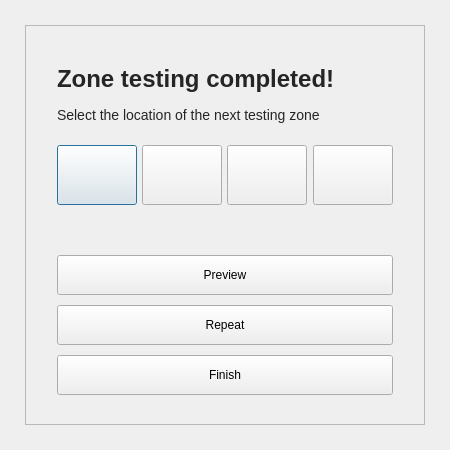
Qt form ui/TrajectoryDialog.ui (RadioPizza/TPU-TNDT-DualCam-App) before a commit.
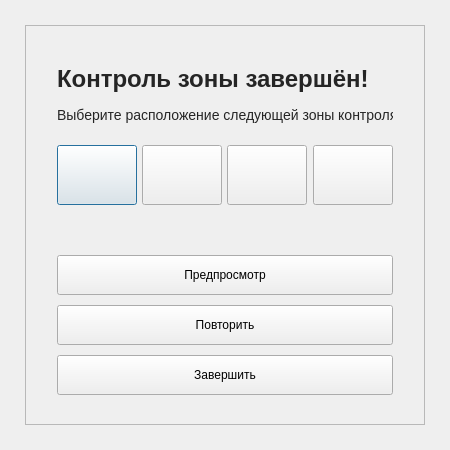
The same form after that commit. Icons and pictures are not drawn.

Commit message: feat(l10n): translate TrajectoryDialog UI to Russian

```diff
--- a/ui/TrajectoryDialog.ui
+++ b/ui/TrajectoryDialog.ui
@@ -71,7 +71,7 @@
      <string notr="true"/>
     </property>
     <property name="text">
-     <string>&lt;html&gt;&lt;head/&gt;&lt;body&gt;&lt;p&gt;&lt;span style=&quot; font-size:24px; font-weight:600; color:#252525;&quot;&gt;Zone testing completed!&lt;br/&gt;&lt;/span&gt;&lt;br/&gt;&lt;span style=&quot; font-size:14px; color:#252525;&quot;&gt;Select the location of the next testing zone&lt;br/&gt;&lt;br/&gt;&lt;/span&gt;&lt;/p&gt;&lt;/body&gt;&lt;/html&gt;</string>
+     <string>&lt;html&gt;&lt;head/&gt;&lt;body&gt;&lt;p&gt;&lt;span style=&quot; font-size:24px; font-weight:600; color:#252525;&quot;&gt;Контроль зоны завершён!&lt;br/&gt;&lt;/span&gt;&lt;br/&gt;&lt;span style=&quot; font-size:14px; color:#252525;&quot;&gt;Выберите расположение следующей зоны контроля&lt;br/&gt;&lt;br/&gt;&lt;/span&gt;&lt;/p&gt;&lt;/body&gt;&lt;/html&gt;</string>
     </property>
    </widget>
    <widget class="QPushButton" name="TrajectoryLeftButton">
@@ -191,7 +191,7 @@
      <string notr="true"/>
     </property>
     <property name="text">
-     <string>Repeat</string>
+     <string>Повторить</string>
     </property>
    </widget>
    <widget class="QPushButton" name="TrajectoryPreviewButton">
@@ -207,7 +207,7 @@
      <string notr="true"/>
     </property>
     <property name="text">
-     <string>Preview</string>
+     <string>Предпросмотр</string>
     </property>
    </widget>
    <widget class="QPushButton" name="TrajectoryFinishButton">
@@ -223,7 +223,7 @@
      <string notr="true"/>
     </property>
     <property name="text">
-     <string>Finish</string>
+     <string>Завершить</string>
     </property>
    </widget>
   </widget>
```
Left out of the diff: 2 changed lines with no effect on the pictures. The commit also changes 1 other file.
